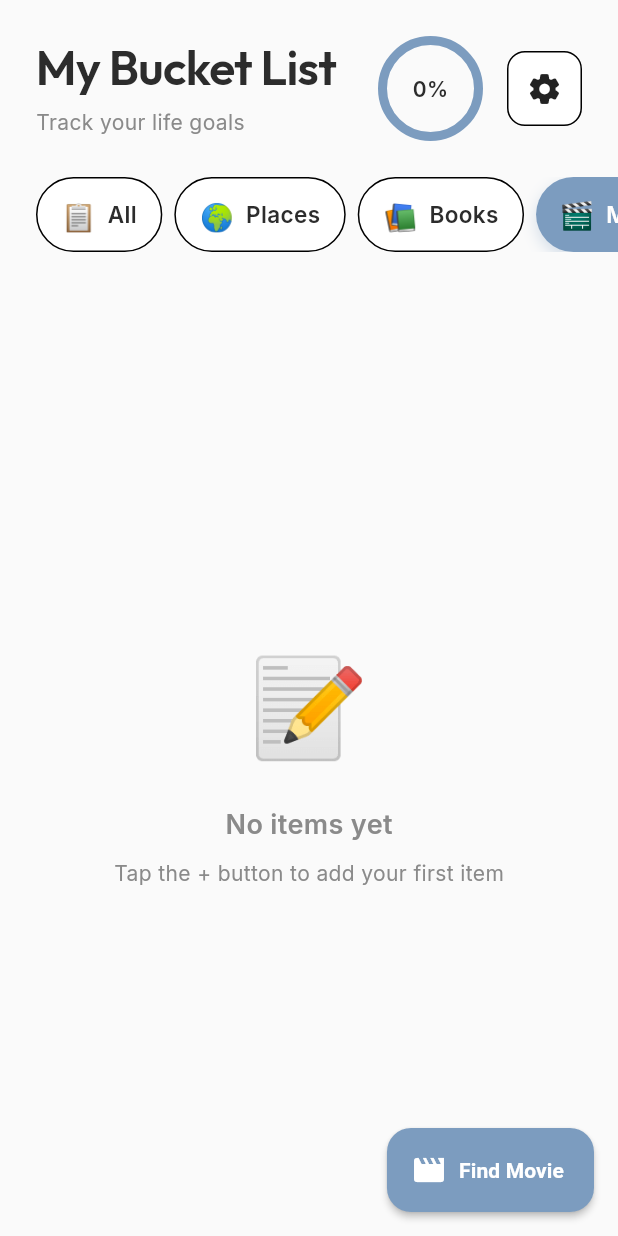
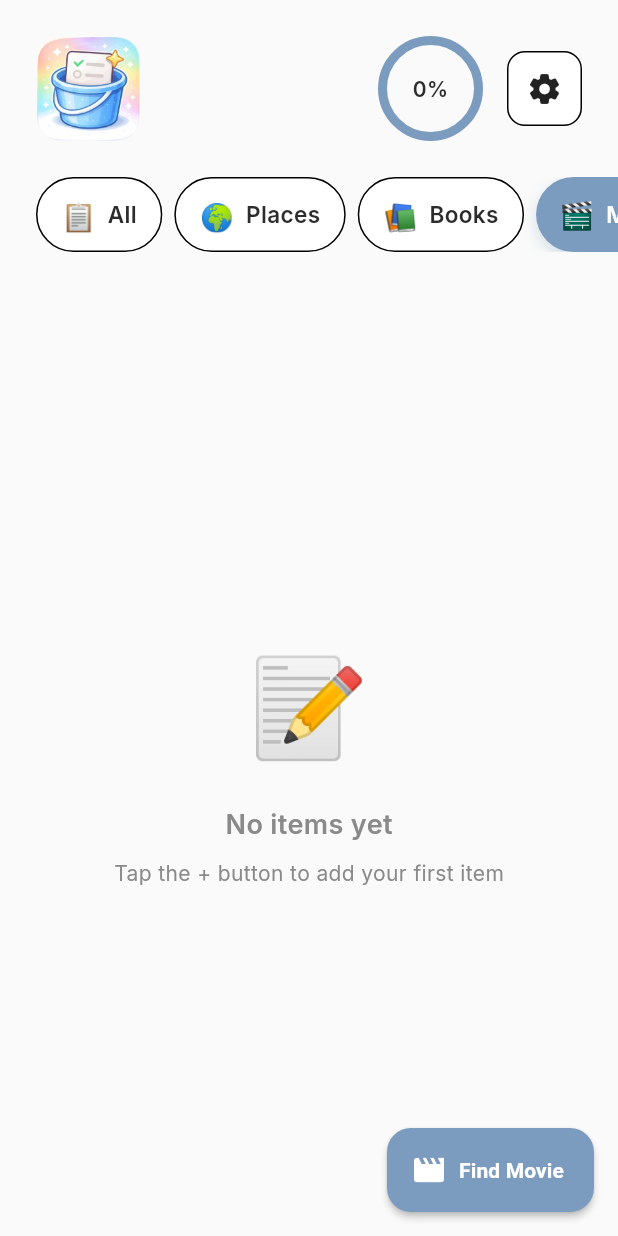
Before and after one commit to rafsal3/Bucketlist, a Flutter app: the screen it shows after launch, after a tap on "Movies", on a phone screen of 412 x 824 dp. Run offline on Flutter 3.47's test engine with Material 3 defaults, Android fonts, the phone set to English and light mode, and no system bars; our stand-ins replace google_fonts, shared_preferences.

Commit message:
feat: initialize new Flutter project with default app icons, core files, and platform configurations.

```diff
--- a/lib/main.dart
+++ b/lib/main.dart
@@ -18,7 +18,7 @@ class MyApp extends StatelessWidget {
       child: Consumer<AppState>(
         builder: (context, appState, _) {
           return MaterialApp(
-            title: 'My Bucket List',
+            title: 'Neela Bucket',
             theme: AppTheme.lightTheme,
             darkTheme: AppTheme.darkTheme,
             themeMode: appState.isDarkMode ? ThemeMode.dark : ThemeMode.light,
--- a/lib/screens/home_screen.dart
+++ b/lib/screens/home_screen.dart
@@ -18,6 +18,13 @@ class HomeScreen extends StatefulWidget {
 
 class _HomeScreenState extends State<HomeScreen> {
   int _currentTabIndex = 0;
+  final ScrollController _scrollController = ScrollController();
+
+  @override
+  void dispose() {
+    _scrollController.dispose();
+    super.dispose();
+  }
 
   String? _getCurrentCategoryId(AppState appState) {
     if (_currentTabIndex == 0) return null; // "All" tab
@@ -114,27 +121,32 @@ class _HomeScreenState extends State<HomeScreen> {
               return Center(child: CircularProgressIndicator());
             }
 
-            return Column(
-              children: [
-                // Header with progress ring
-                Padding(
+            return NestedScrollView(
+              controller: _scrollController,
+              headerSliverBuilder:
+                  (BuildContext context, bool innerBoxIsScrolled) {
+                return <Widget>[
+                  SliverAppBar(
+                    expandedHeight: 118.0,
+                    floating: true,
+                    snap: true,
+                    pinned: false,
+                    elevation: 0,
+                    backgroundColor: Theme.of(context).scaffoldBackgroundColor,
+                    surfaceTintColor: Colors.transparent,
+                    flexibleSpace: FlexibleSpaceBar(
+                      background: Padding(
                         padding: const EdgeInsets.all(24.0),
                         child: Row(
                           children: [
                             Expanded(
-                        child: Column(
-                          crossAxisAlignment: CrossAxisAlignment.start,
-                          children: [
-                            Text(
-                              'My Bucket List',
-                              style: Theme.of(context).textTheme.displayLarge,
+                              child: Align(
+                                alignment: Alignment.centerLeft,
+                                child: Image.asset(
+                                  'assets/images/bucket-icon.png',
+                                  height: 70,
+                                  fit: BoxFit.contain,
                                 ),
-                            SizedBox(height: 8),
-                            Text(
-                              'Track your life goals',
-                              style: Theme.of(context).textTheme.bodyMedium,
-                            ),
-                          ],
                               ),
                             ),
                             ProgressRing(
@@ -164,16 +176,24 @@ class _HomeScreenState extends State<HomeScreen> {
                           ],
                         ),
                       ),
-
-                // Category tabs
-                Container(
+                    ),
+                  ),
+                  SliverPersistentHeader(
+                    pinned: true,
+                    delegate: _SliverAppBarDelegate(
+                      minHeight: 50.0,
+                      maxHeight: 50.0,
+                      child: Container(
+                        color: Theme.of(context).scaffoldBackgroundColor,
                         height: 50,
                         child: ListView(
                           padding: EdgeInsets.symmetric(horizontal: 24),
                           scrollDirection: Axis.horizontal,
                           children: [
                             _buildTabChip('All', '📋', 0, context),
-                      for (int i = 0; i < appState.categories.length; i++) ...[
+                            for (int i = 0;
+                                i < appState.categories.length;
+                                i++) ...[
                               SizedBox(width: 8),
                               _buildTabChip(
                                 appState.categories[i].name,
@@ -185,14 +205,14 @@ class _HomeScreenState extends State<HomeScreen> {
                           ],
                         ),
                       ),
-
-                SizedBox(height: 24),
-
-                // Items list
-                Expanded(
+                    ),
+                  ),
+                ];
+              },
+              body: Padding(
+                padding: const EdgeInsets.only(top: 24.0),
                 child: _buildItemsList(appState),
               ),
-              ],
             );
           },
         ),
@@ -247,9 +267,18 @@ class _HomeScreenState extends State<HomeScreen> {
 
     return GestureDetector(
       onTap: () {
+        if (_currentTabIndex != index) {
           setState(() {
             _currentTabIndex = index;
           });
+          if (_scrollController.hasClients) {
+            _scrollController.animateTo(
+              0,
+              duration: Duration(milliseconds: 300),
+              curve: Curves.easeOut,
+            );
+          }
+        }
       },
       child: AnimatedContainer(
         duration: Duration(milliseconds: 200),
@@ -399,3 +428,34 @@ class _HomeScreenState extends State<HomeScreen> {
     );
   }
 }
+
+class _SliverAppBarDelegate extends SliverPersistentHeaderDelegate {
+  _SliverAppBarDelegate({
+    required this.minHeight,
+    required this.maxHeight,
+    required this.child,
+  });
+
+  final double minHeight;
+  final double maxHeight;
+  final Widget child;
+
+  @override
+  double get minExtent => minHeight;
+
+  @override
+  double get maxExtent => maxHeight;
+
+  @override
+  Widget build(
+      BuildContext context, double shrinkOffset, bool overlapsContent) {
+    return SizedBox.expand(child: child);
+  }
+
+  @override
+  bool shouldRebuild(_SliverAppBarDelegate oldDelegate) {
+    return maxHeight != oldDelegate.maxHeight ||
+        minHeight != oldDelegate.minHeight ||
+        child != oldDelegate.child;
+  }
+}
```
Also changed, not shown: pubspec.yaml (+9 -0 lines), assets/images/bucket-icon.png (added), pubspec.lock, 28 other files. Lines whose indentation alone changed are shown as unchanged.
